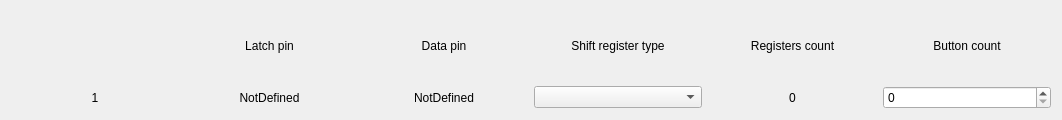
FreeJoy-Team/FreeJoyConfiguratorQt, file widgets/shiftregisters.ui: the form before one commit.
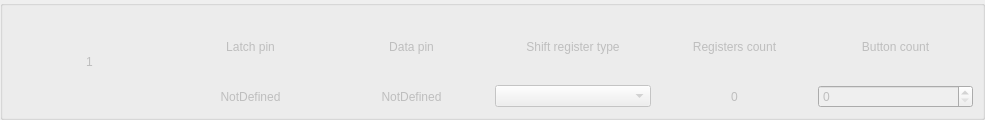
The form after the commit.

Commit message: add shift registers

Diff of the .ui file:
```diff
--- a/widgets/shiftregisters.ui
+++ b/widgets/shiftregisters.ui
@@ -6,108 +6,170 @@
    <rect>
     <x>0</x>
     <y>0</y>
-    <width>1062</width>
+    <width>985</width>
     <height>120</height>
    </rect>
   </property>
   <property name="windowTitle">
    <string>Form</string>
   </property>
-  <layout class="QGridLayout" name="gridLayout">
-   <item row="1" column="2">
-    <widget class="QLabel" name="label_DataPin">
-     <property name="text">
-      <string>NotDefined</string>
+  <layout class="QVBoxLayout" name="verticalLayout">
+   <property name="leftMargin">
+    <number>0</number>
+   </property>
+   <property name="topMargin">
+    <number>0</number>
+   </property>
+   <property name="rightMargin">
+    <number>0</number>
+   </property>
+   <property name="bottomMargin">
+    <number>0</number>
+   </property>
+   <item>
+    <widget class="QGroupBox" name="groupBox">
+     <property name="enabled">
+      <bool>false</bool>
      </property>
-     <property name="alignment">
-      <set>Qt::AlignCenter</set>
+     <property name="title">
+      <string/>
      </property>
-    </widget>
-   </item>
-   <item row="1" column="4">
-    <widget class="QLabel" name="label_RegistersCount">
-     <property name="text">
-      <string>0</string>
-     </property>
-     <property name="alignment">
-      <set>Qt::AlignCenter</set>
-     </property>
-    </widget>
-   </item>
-   <item row="1" column="3">
-    <widget class="QComboBox" name="comboBox_ShiftRegType"/>
-   </item>
-   <item row="1" column="1">
-    <widget class="QLabel" name="label_LatchPin">
-     <property name="text">
-      <string>NotDefined</string>
-     </property>
-     <property name="alignment">
-      <set>Qt::AlignCenter</set>
-     </property>
-    </widget>
-   </item>
-   <item row="1" column="0">
-    <widget class="QLabel" name="label_ShiftIndex">
-     <property name="text">
-      <string>1</string>
-     </property>
-     <property name="alignment">
-      <set>Qt::AlignCenter</set>
-     </property>
-    </widget>
-   </item>
-   <item row="1" column="5">
-    <widget class="QSpinBox" name="spinBox_ButtonCount"/>
-   </item>
-   <item row="0" column="5">
-    <widget class="QLabel" name="text_buttonCount">
-     <property name="text">
-      <string>Button count</string>
-     </property>
-     <property name="alignment">
-      <set>Qt::AlignCenter</set>
-     </property>
-    </widget>
-   </item>
-   <item row="0" column="4">
-    <widget class="QLabel" name="text_registersCount">
-     <property name="text">
-      <string>Registers count</string>
-     </property>
-     <property name="alignment">
-      <set>Qt::AlignCenter</set>
-     </property>
-    </widget>
-   </item>
-   <item row="0" column="3">
-    <widget class="QLabel" name="text_shiftRegisterType">
-     <property name="text">
-      <string>Shift register type</string>
-     </property>
-     <property name="alignment">
-      <set>Qt::AlignCenter</set>
-     </property>
-    </widget>
-   </item>
-   <item row="0" column="2">
-    <widget class="QLabel" name="text_dataPin">
-     <property name="text">
-      <string>Data pin</string>
-     </property>
-     <property name="alignment">
-      <set>Qt::AlignCenter</set>
-     </property>
-    </widget>
-   </item>
-   <item row="0" column="1">
-    <widget class="QLabel" name="text_latchPin">
-     <property name="text">
-      <string>Latch pin</string>
-     </property>
-     <property name="alignment">
-      <set>Qt::AlignCenter</set>
-     </property>
+     <layout class="QGridLayout" name="gridLayout">
+      <item row="0" column="0" rowspan="2">
+       <widget class="QLabel" name="label_ShiftIndex">
+        <property name="enabled">
+         <bool>false</bool>
+        </property>
+        <property name="text">
+         <string>1</string>
+        </property>
+        <property name="alignment">
+         <set>Qt::AlignCenter</set>
+        </property>
+       </widget>
+      </item>
+      <item row="0" column="1">
+       <widget class="QLabel" name="text_latchPin">
+        <property name="enabled">
+         <bool>false</bool>
+        </property>
+        <property name="text">
+         <string>Latch pin</string>
+        </property>
+        <property name="alignment">
+         <set>Qt::AlignCenter</set>
+        </property>
+       </widget>
+      </item>
+      <item row="0" column="2">
+       <widget class="QLabel" name="text_dataPin">
+        <property name="enabled">
+         <bool>false</bool>
+        </property>
+        <property name="text">
+         <string>Data pin</string>
+        </property>
+        <property name="alignment">
+         <set>Qt::AlignCenter</set>
+        </property>
+       </widget>
+      </item>
+      <item row="0" column="3">
+       <widget class="QLabel" name="text_shiftRegisterType">
+        <property name="enabled">
+         <bool>false</bool>
+        </property>
+        <property name="text">
+         <string>Shift register type</string>
+        </property>
+        <property name="alignment">
+         <set>Qt::AlignCenter</set>
+        </property>
+       </widget>
+      </item>
+      <item row="0" column="4">
+       <widget class="QLabel" name="text_registersCount">
+        <property name="enabled">
+         <bool>false</bool>
+        </property>
+        <property name="text">
+         <string>Registers count</string>
+        </property>
+        <property name="alignment">
+         <set>Qt::AlignCenter</set>
+        </property>
+       </widget>
+      </item>
+      <item row="0" column="5">
+       <widget class="QLabel" name="text_buttonCount">
+        <property name="enabled">
+         <bool>false</bool>
+        </property>
+        <property name="text">
+         <string>Button count</string>
+        </property>
+        <property name="alignment">
+         <set>Qt::AlignCenter</set>
+        </property>
+       </widget>
+      </item>
+      <item row="1" column="1">
+       <widget class="QLabel" name="label_LatchPin">
+        <property name="enabled">
+         <bool>false</bool>
+        </property>
+        <property name="text">
+         <string>NotDefined</string>
+        </property>
+        <property name="alignment">
+         <set>Qt::AlignCenter</set>
+        </property>
+       </widget>
+      </item>
+      <item row="1" column="2">
+       <widget class="QLabel" name="label_DataPin">
+        <property name="enabled">
+         <bool>false</bool>
+        </property>
+        <property name="text">
+         <string>NotDefined</string>
+        </property>
+        <property name="alignment">
+         <set>Qt::AlignCenter</set>
+        </property>
+       </widget>
+      </item>
+      <item row="1" column="3">
+       <widget class="QComboBox" name="comboBox_ShiftRegType">
+        <property name="enabled">
+         <bool>false</bool>
+        </property>
+       </widget>
+      </item>
+      <item row="1" column="4">
+       <widget class="QLabel" name="label_RegistersCount">
+        <property name="enabled">
+         <bool>false</bool>
+        </property>
+        <property name="text">
+         <string>0</string>
+        </property>
+        <property name="alignment">
+         <set>Qt::AlignCenter</set>
+        </property>
+       </widget>
+      </item>
+      <item row="1" column="5">
+       <widget class="QSpinBox" name="spinBox_ButtonCount">
+        <property name="enabled">
+         <bool>false</bool>
+        </property>
+        <property name="maximum">
+         <number>128</number>
+        </property>
+       </widget>
+      </item>
+     </layout>
     </widget>
    </item>
   </layout>
```
The commit also changes 18 other files.
